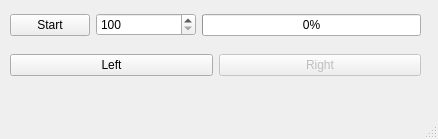
This is mainwindow.ui in lmalinski/TimerPrzyklad as Qt 5 draws it before an edit. The edited form follows.
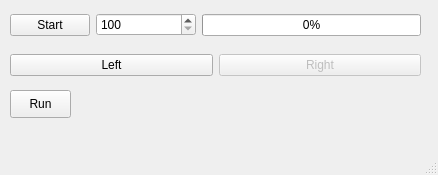
This is the edited form.

What changed in the file:
```diff
--- a/mainwindow.ui
+++ b/mainwindow.ui
@@ -7,14 +7,14 @@
     <x>0</x>
     <y>0</y>
     <width>438</width>
-    <height>139</height>
+    <height>175</height>
    </rect>
   </property>
   <property name="windowTitle">
    <string>MainWindow</string>
   </property>
   <widget class="QWidget" name="centralwidget">
-   <widget class="QWidget" name="">
+   <widget class="QWidget" name="layoutWidget">
     <property name="geometry">
      <rect>
       <x>10</x>
@@ -59,7 +59,7 @@
      </item>
     </layout>
    </widget>
-   <widget class="QWidget" name="">
+   <widget class="QWidget" name="layoutWidget">
     <property name="geometry">
      <rect>
       <x>10</x>
@@ -88,6 +88,19 @@
      </item>
     </layout>
    </widget>
+   <widget class="QPushButton" name="runBut">
+    <property name="geometry">
+     <rect>
+      <x>10</x>
+      <y>90</y>
+      <width>61</width>
+      <height>28</height>
+     </rect>
+    </property>
+    <property name="text">
+     <string>Run</string>
+    </property>
+   </widget>
   </widget>
   <widget class="QMenuBar" name="menubar">
    <property name="geometry">
```
